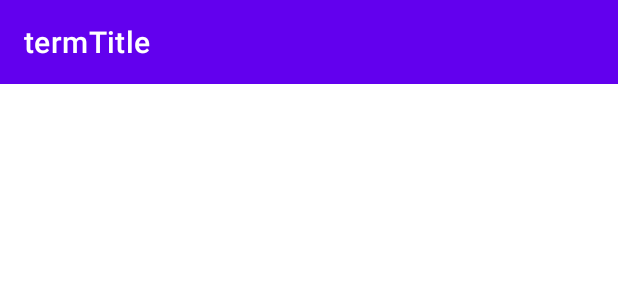
After one commit to svenfulen/Scheduler, an Android app: the layout activity_term_view.xml on its own in the app's theme, with its tools: preview values and no code run, on a phone screen of 412 x 824 dp. The commit adds this screen. Shown: the top 300 px of the screen. Run offline under Robolectric (Android 15) with nearby library versions, the phone set to English and light mode, and no system bars.

```diff
--- a/app/src/main/AndroidManifest.xml
+++ b/app/src/main/AndroidManifest.xml
@@ -9,6 +9,9 @@
         android:roundIcon="@mipmap/ic_launcher_round"
         android:supportsRtl="true"
         android:theme="@style/Theme.SvenFulenchek_WGUScheduler">
+        <activity
+            android:name=".ui.UI.TermView"
+            android:exported="false" />
         <activity
             android:name=".ui.UI.TermEditor"
             android:exported="false" />
--- a/app/src/main/java/com/example/svenfulenchek_wguscheduler/ui/DAO/TermDAO.java
+++ b/app/src/main/java/com/example/svenfulenchek_wguscheduler/ui/DAO/TermDAO.java
@@ -19,6 +19,9 @@ public interface TermDAO {
     @Update
     void update(Term term);
 
+    @Query("")
+    void updateTermDetailsById(int termID);
+
     @Delete
     void delete(Term term);
 
--- a/app/src/main/java/com/example/svenfulenchek_wguscheduler/ui/UI/TermsList.java
+++ b/app/src/main/java/com/example/svenfulenchek_wguscheduler/ui/UI/TermsList.java
@@ -43,6 +43,8 @@ public class TermsList extends AppCompatActivity {
     // Open the Term Editor activity
     public void addTerm(View view){
         Intent termEditor = new Intent(TermsList.this, TermEditor.class);
+        // Tells the term editor that we are adding a new term and not editing an existing one
+        termEditor.putExtra("EDIT", false);
         startActivityForResult(termEditor, utils.ADD_TERM_REQUEST_CODE);
     }
 
--- /dev/null
+++ b/app/src/main/res/layout/activity_term_view.xml
@@ -0,0 +1,20 @@
+<?xml version="1.0" encoding="utf-8"?>
+<androidx.constraintlayout.widget.ConstraintLayout xmlns:android="http://schemas.android.com/apk/res/android"
+    xmlns:app="http://schemas.android.com/apk/res-auto"
+    xmlns:tools="http://schemas.android.com/tools"
+    android:layout_width="match_parent"
+    android:layout_height="match_parent"
+    tools:context=".ui.UI.TermView">
+
+    <androidx.appcompat.widget.Toolbar
+        android:id="@+id/toolbar_term_view"
+        android:layout_width="match_parent"
+        android:layout_height="0dp"
+        android:layout_weight="1"
+        android:background="?attr/colorPrimary"
+        android:minHeight="?attr/actionBarSize"
+        android:theme="?attr/actionBarTheme"
+        app:layout_constraintTop_toTopOf="parent"
+        app:title="termTitle"
+        app:titleTextColor="#FFFFFF" />
+</androidx.constraintlayout.widget.ConstraintLayout>
```
Also changed, not shown: app/src/main/java/com/example/svenfulenchek_wguscheduler/ui/UI/TermEditor.java (+33 -8 lines), app/src/main/java/com/example/svenfulenchek_wguscheduler/ui/UI/TermView.java (added, +16 -0 lines), app/src/main/res/layout/list_item_term.xml (+3 -4 lines).
